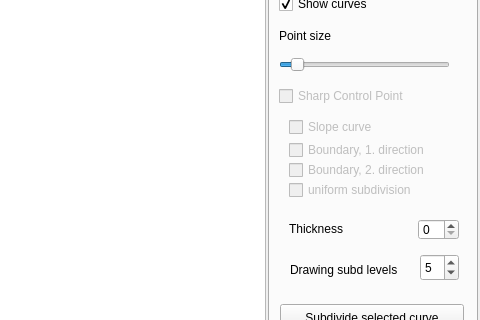
The window that mainwindow.ui (ftasse/ShadingCurves) describes before a commit, drawn with Qt 5; both pictures show x 261 to 741 and y 243 to 563 of the 741 by 742 pixel window.
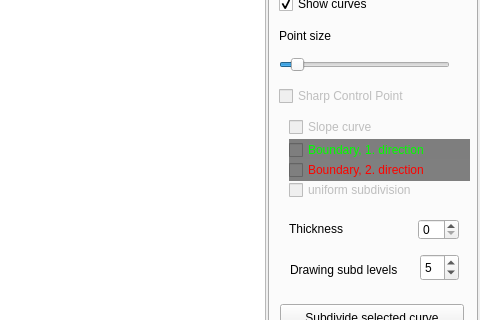
The same window after the commit. The open tabs and pages were chosen to show the change. Custom widgets are drawn as their Qt base class.

Commit message: Colour red and green in surface meshes and labels

Diff of the .ui file:
```diff
--- a/mainwindow.ui
+++ b/mainwindow.ui
@@ -262,10 +262,14 @@
              <rect>
               <x>10</x>
               <y>20</y>
-              <width>191</width>
+              <width>181</width>
               <height>22</height>
              </rect>
             </property>
+            <property name="styleSheet">
+             <string notr="true">color: rgb(0, 255, 0);
+background-color: rgb(126, 126, 126);</string>
+            </property>
             <property name="text">
              <string>Boundary, 1. direction</string>
             </property>
@@ -282,6 +286,10 @@
               <height>22</height>
              </rect>
             </property>
+            <property name="styleSheet">
+             <string notr="true">color: rgb(255, 0, 0);
+background-color: rgb(127, 127, 127);</string>
+            </property>
             <property name="text">
              <string>Boundary, 2. direction</string>
             </property>
```
Left out of the diff: 4 changed lines with no effect on the pictures. The commit also changes 3 other files.
